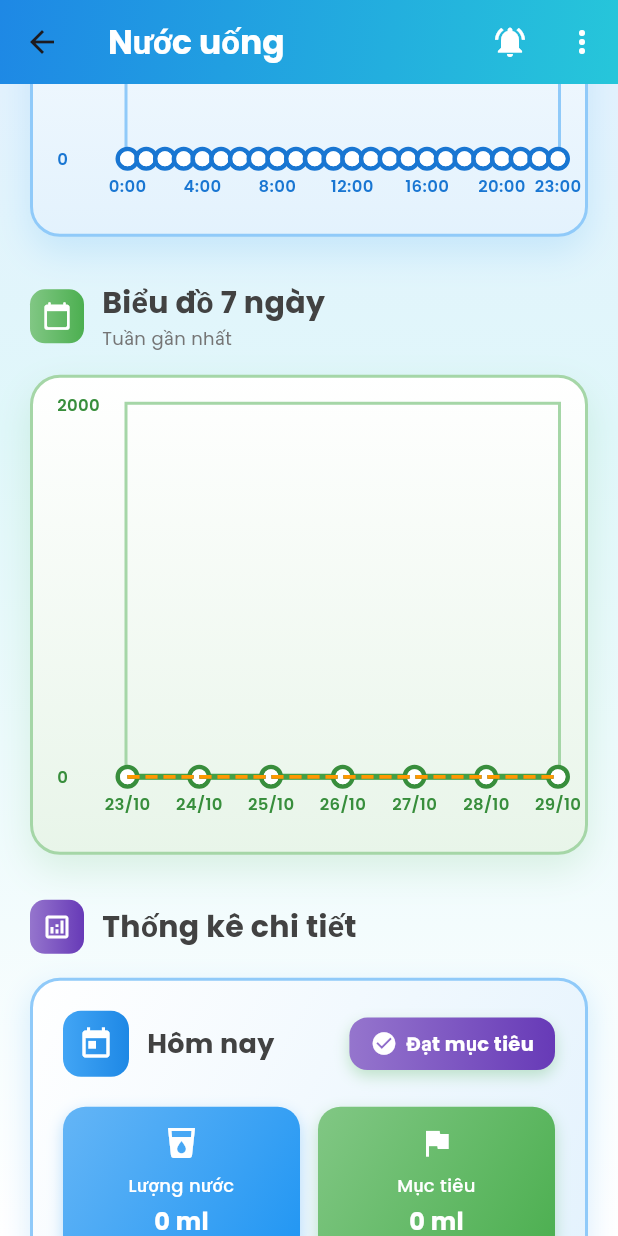
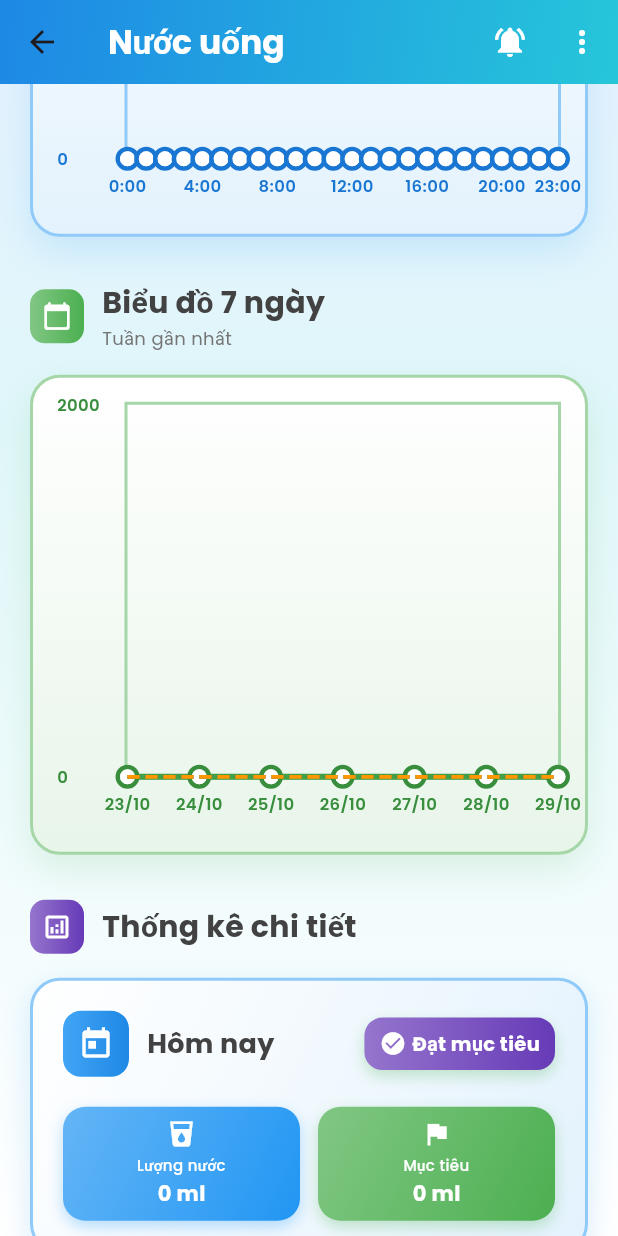
Before and after one commit to thanhzicne/App_Healthy, a Flutter app: the WaterScreen screen opened by its route, scrolled down 1152 dp, on a phone screen of 412 x 824 dp. Run offline on Flutter 3.47's test engine with Material 3 defaults, Android fonts, the phone set to English and light mode, and no system bars; drawn by our look-alikes of fl_chart; our stand-ins replace cloud_firestore, firebase_auth, firebase_core, firebase_storage, flutter_local_notifications, google_fonts and 4 more; accounts and stored records are empty.

Commit message:
fix  ui water

```diff
--- a/lib/screens/water_screen.dart
+++ b/lib/screens/water_screen.dart
@@ -411,35 +411,46 @@ class _WaterScreenState extends State<WaterScreen>
           ),
         ],
       ),
-      padding: const EdgeInsets.all(12),
+      padding: const EdgeInsets.symmetric(horizontal: 6, vertical: 8),
+      child: FittedBox(
+        fit: BoxFit.scaleDown,
         child: Column(
           mainAxisAlignment: MainAxisAlignment.center,
+          mainAxisSize: MainAxisSize.min,
           children: [
             Icon(
               icon,
               color: Colors.white,
-            size: 24,
-          ),
-          const SizedBox(height: 8),
-          Text(
+              size: 20,
+            ),
+            const SizedBox(height: 4),
+            SizedBox(
+              width: 80,
+              child: Text(
                 title,
                 style: GoogleFonts.poppins(
                   color: Colors.white,
-              fontSize: 12,
+                  fontSize: 10,
                   fontWeight: FontWeight.w500,
                 ),
                 textAlign: TextAlign.center,
-          ),
-          const SizedBox(height: 4),
+                maxLines: 2,
+                overflow: TextOverflow.ellipsis,
+              ),
+            ),
+            const SizedBox(height: 2),
             Text(
               value,
               style: GoogleFonts.poppins(
                 color: Colors.white,
-              fontSize: 16,
+                fontSize: 14,
                 fontWeight: FontWeight.bold,
               ),
-          ),
-        ],
+              maxLines: 1,
+              overflow: TextOverflow.ellipsis,
+            ),
+          ],
+        ),
       ),
     );
   }
@@ -580,7 +591,7 @@ class _WaterScreenState extends State<WaterScreen>
                       ],
                     ),
                     padding: const EdgeInsets.symmetric(
-                      horizontal: 14,
+                      horizontal: 10,
                       vertical: 8,
                     ),
                     child: Row(
@@ -591,7 +602,7 @@ class _WaterScreenState extends State<WaterScreen>
                           color: Colors.white,
                           size: 18,
                         ),
-                        const SizedBox(width: 6),
+                        const SizedBox(width: 4),
                         Text(
                           dailyStatus,
                           style: GoogleFonts.poppins(
```
Lines whose indentation alone changed are shown as unchanged.
